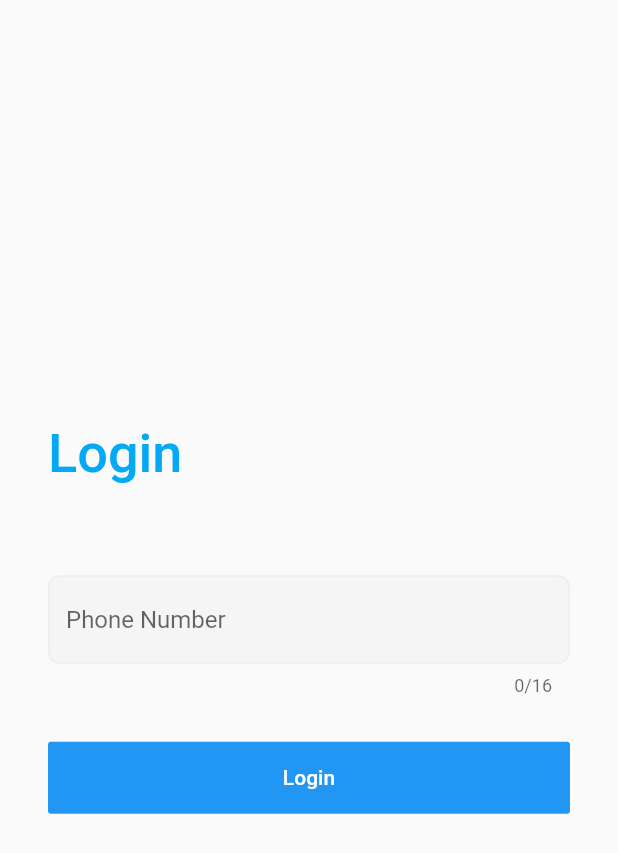
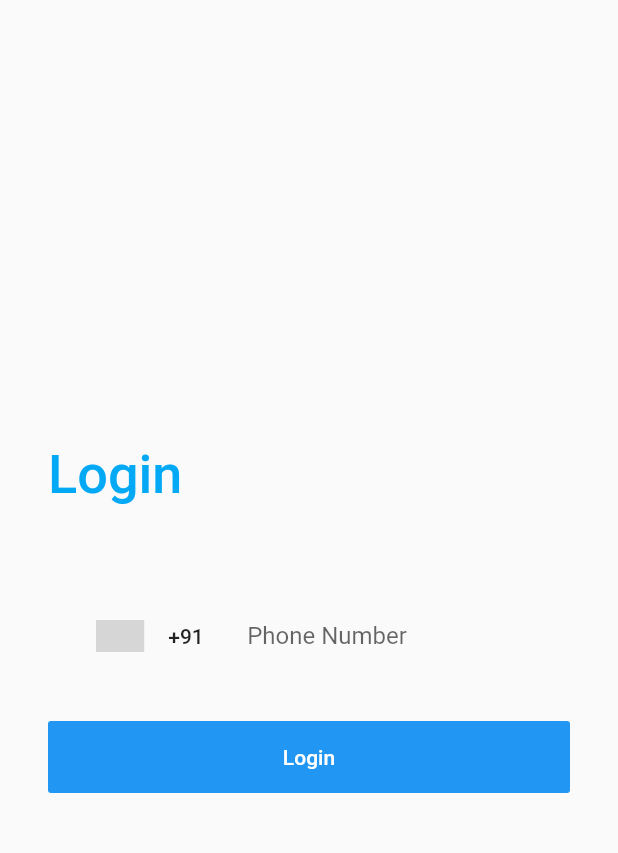
Before and after one commit to pankajmangal/MvvmDemo, a Flutter app: the screen it shows after launch, on a phone screen of 412 x 824 dp. Shown: the top 853 px of the screen. Run offline on Flutter 3.47's test engine with Material 2 defaults, Android fonts, the phone set to English and light mode, and no system bars; drawn by our look-alikes of country_code_picker; our stand-ins replace dio, firebase_auth, firebase_core, firebase_crashlytics, get; accounts and stored records are empty; grey boxes are pictures that could not be loaded.

```diff
--- a/lib/ui/auth/login_page.dart
+++ b/lib/ui/auth/login_page.dart
@@ -1,13 +1,19 @@
+import 'package:country_code_picker/country_code_picker.dart';
 import 'package:firebase_auth/firebase_auth.dart';
 import 'package:firebase_crashlytics/firebase_crashlytics.dart';
 import 'package:flutter/material.dart';
 import 'package:flutter/services.dart';
 import 'package:get/get.dart';
 import 'package:mvvm_demo/ui/home/home_page.dart';
+import 'package:mvvm_demo/utils/Gap.dart';
+import 'package:mvvm_demo/utils/app_utils.dart';
+import 'package:mvvm_demo/utils/color_helper.dart';
 
 class LoginPage extends StatelessWidget {
   final _phoneController = TextEditingController();
   final _codeController = TextEditingController();
+  String countryDialCode = "+91";
+  String countryCode = "IN";
 
   @override
   Widget build(BuildContext context) {
@@ -23,27 +29,53 @@ class LoginPage extends StatelessWidget {
                 Text("Login", style: TextStyle(color: Colors.lightBlue, fontSize: 36, fontWeight: FontWeight.w500),),
 
                 SizedBox(height: 60,),
-
-                TextFormField(
+                Row(
+                  mainAxisAlignment: MainAxisAlignment.start,
+                  mainAxisSize: MainAxisSize.max,
+                  children: [
+                    Container(
+                        width: 120,
+                        // height: 80,
+                        child: CountryCodePicker(
+                          onChanged: (e) {
+                            print('countryCode :: ${e.code} :: ${e.dialCode} :: ${e.flagUri}');
+                            countryDialCode = e.dialCode!;
+                            countryCode = e.code!;
+                          },
+                          initialSelection: AppUtils.countryCode,
+                          favorite: ['US', 'UK', 'AU' 'IN'],/*'+970'*/
+                          showCountryOnly: false,
+                          showOnlyCountryWhenClosed: false,
+                          showFlag: true,
+                          alignLeft: false,
+                        )),
+                    Container(
+                      width: 0.8,
+                      color: hintColor.withOpacity(0.4),
+                    ),
+                    HorizontalGap(gap: 12),
+                    Expanded(
+                      child: TextFormField(
                         keyboardType: TextInputType.numberWithOptions(decimal: true),/*FilteringTextInputFormatter.allow(RegExp('[0-9.,]+')*/
                         // inputFormatters: [FilteringTextInputFormatter.digitsOnly,],
                         textInputAction: TextInputAction.done,
                         maxLength: 16,
                         decoration: InputDecoration(
-                      enabledBorder: OutlineInputBorder(
-                          borderRadius: BorderRadius.all(Radius.circular(8)),
-                          borderSide: BorderSide(color: Colors.grey[200] ?? Colors.grey)
-                      ),
-                      focusedBorder: OutlineInputBorder(
-                          borderRadius: BorderRadius.all(Radius.circular(8)),
-                          borderSide: BorderSide(color: Colors.grey[300] ?? Colors.grey)
-                      ),
-                      filled: true,
-                      fillColor: Colors.grey[100],
+                            counterText: "",
+                            border: InputBorder.none,
+                            focusedBorder: InputBorder.none,
+                            enabledBorder: InputBorder.none,
+                            errorBorder: InputBorder.none,
+                            disabledBorder: InputBorder.none,
+                            contentPadding:
+                            EdgeInsets.symmetric(vertical: 5),
                             hintText: "Phone Number"
 
                         ),
                         controller: _phoneController,
+                      ),
+                    )
+                  ],
                 ),
                 SizedBox(height: 30,),
                 Container(
@@ -58,10 +90,12 @@ class LoginPage extends StatelessWidget {
 
                       if(phoneNumber.isEmpty){
                         print("Phone number is mandatory");
+                        Get.snackbar('Error', "Phone number is mandatory", instantInit: false);
                       }else if(phoneNumber.length>0 && phoneNumber.length<=8){
                         print("Phone number should be atleast 8 char");
+                        Get.snackbar('Error', "Phone number should be atleast 8 char", instantInit: false);
                       }else{
-                        registerUser("+91${_phoneController.text.trim()}", context);
+                        registerUser("$countryDialCode${_phoneController.text.trim()}", context);
                       }
                     },
                     color: Colors.blue,
@@ -93,6 +127,7 @@ class LoginPage extends StatelessWidget {
         },
         verificationFailed: (FirebaseAuthException authException){
           print("Exception => ${authException.message}");
+          Get.snackbar('Error', authException.message!, instantInit: false);
         },
         codeSent: (String verificationId, int? forceResendingToken){
           //show dialog to take input from the user
@@ -106,6 +141,8 @@ class LoginPage extends StatelessWidget {
                   children: <Widget>[
                     TextField(
                       controller: _codeController,
+                      maxLength: 10,
+                      keyboardType: TextInputType.number,
                     ),
 
                   ],
--- a/lib/utils/app_utils.dart
+++ b/lib/utils/app_utils.dart
@@ -1,4 +1,7 @@
 class AppUtils{
 
   static String BASE_URL = "https://run.mocky.io/v3/9d2ceb24-6f72-490e-82c5-bdb4d71ceaf4";
+
+  static String countryCode = "IN";
+  static String countryDialCode = "+91";
 }
--- a/lib/utils/color_helper.dart
+++ b/lib/utils/color_helper.dart
@@ -1,3 +1,4 @@
 import 'package:flutter/material.dart';
 
 const Color kPrimaryColor = const Color(0xff0239ff);
+const hintColor = const Color(0xFF8F929B);
--- a/pubspec.yaml
+++ b/pubspec.yaml
@@ -35,6 +35,7 @@ dependencies:
   intl: ^0.17.0
   dio: ^4.0.0
   get: ^4.1.4
+  country_code_picker: ^2.0.1
 
 dev_dependencies:
   flutter_test:
```
Also changed, not shown: lib/ui/home/home_page.dart (+17 -1 lines), pubspec.lock. Lines whose indentation alone changed are shown as unchanged.
